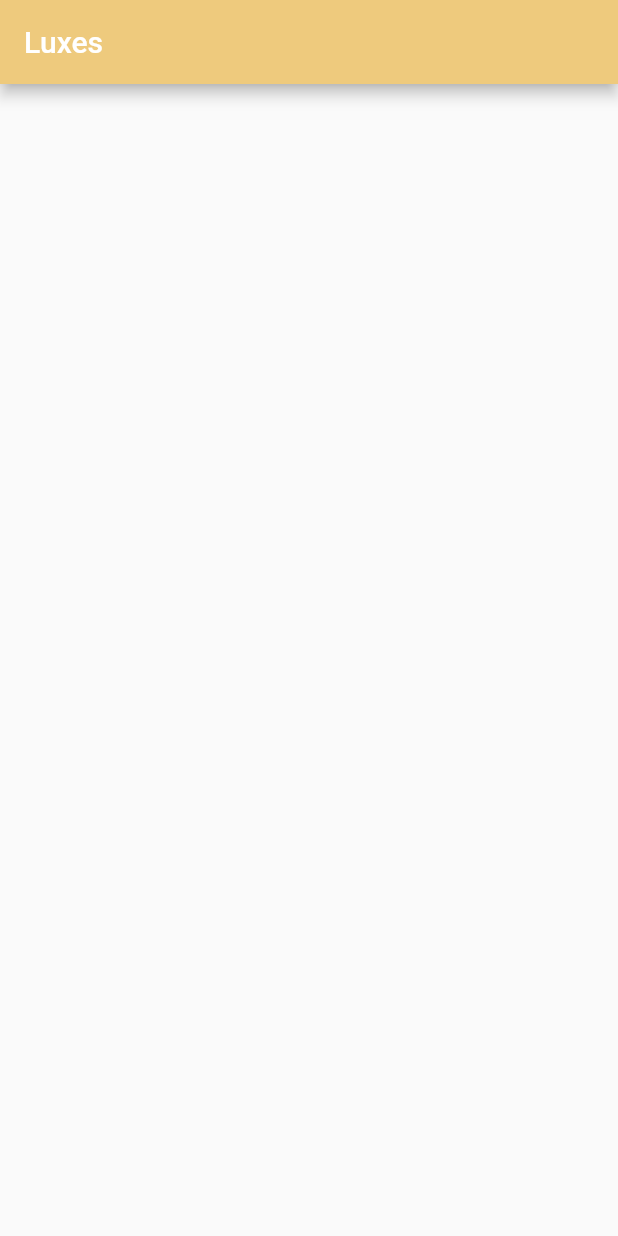
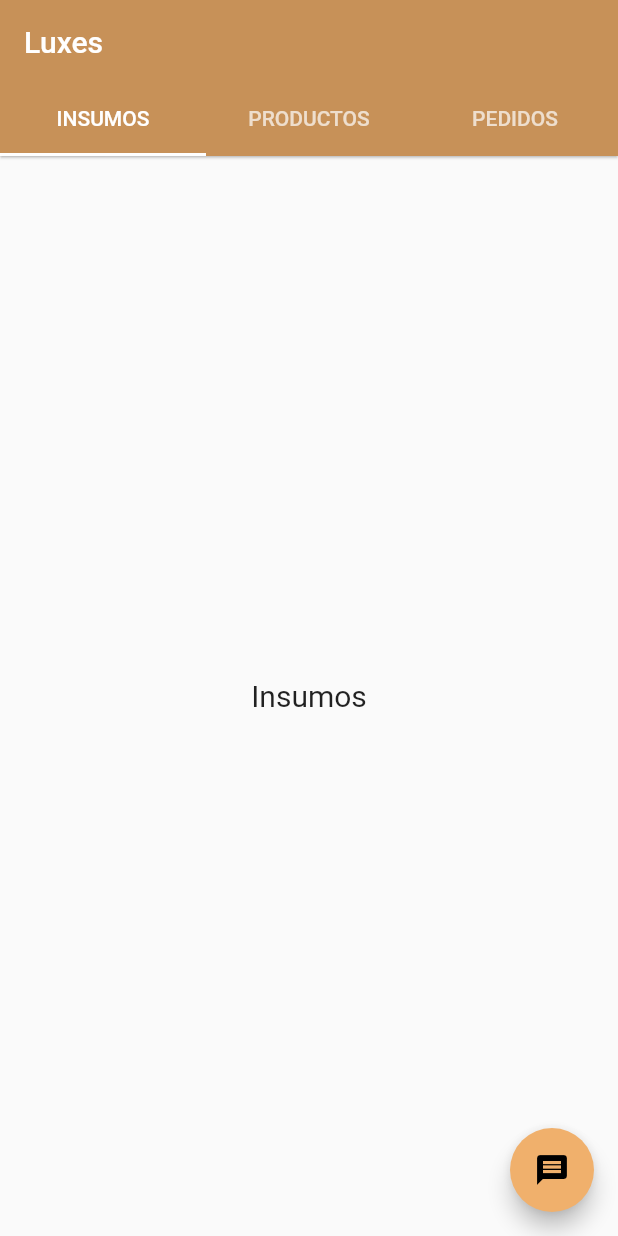
Before and after one commit to TinoCarrera/luxapp_prototipo, a Flutter app: the screen it shows after launch, on a phone screen of 412 x 824 dp. Run offline on Flutter 3.47's test engine with Material 2 defaults, Android fonts, the phone set to English and light mode, and no system bars.

Commit message:
Mejoras visuales:
-Se cambiaron los colores
-Se eliminó colors.dart
-Se creó la barra
-Se crearon las páginas principales

```diff
--- a/lib/colors.dart
+++ /dev/null
@@ -1,3 +0,0 @@
-import 'package:flutter/material.dart';
-
-const kPrimaryColor = const Color(0xFFEECA7D);
--- /dev/null
+++ b/lib/luxes_home.dart
@@ -0,0 +1,54 @@
+import 'package:flutter/material.dart';
+import 'package:luxes_prototipo/pages/insumos_screen.dart';
+import 'package:luxes_prototipo/pages/pedidos_screen.dart';
+import 'package:luxes_prototipo/pages/productos_screen.dart';
+
+class LuxesHome extends StatefulWidget {
+  @override
+  _LuxesHomeState createState() => _LuxesHomeState();
+}
+
+class _LuxesHomeState extends State<LuxesHome>
+    with SingleTickerProviderStateMixin {
+  TabController _tabController;
+
+  @override
+  void initState() {
+    super.initState();
+    _tabController = new TabController(vsync: this, initialIndex: 0, length: 3);
+  }
+
+  @override
+  Widget build(BuildContext context) {
+    return Scaffold(
+      appBar: AppBar(
+        title: Text("Luxes"),
+        elevation: 0.7,
+        bottom: TabBar(
+          controller: _tabController,
+          indicatorColor: Colors.white,
+          tabs: <Widget>[
+            Tab(text: "INSUMOS"),
+            Tab(text: "PRODUCTOS"),
+            Tab(
+              text: "PEDIDOS",
+            ),
+          ],
+        ),
+      ),
+      body: TabBarView(
+        controller: _tabController,
+        children: <Widget>[
+          InsumosScreen(),
+          ProductosScreen(),
+          PedidosScreen(),
+        ],
+      ),
+      floatingActionButton: FloatingActionButton(
+        backgroundColor: Theme.of(context).accentColor,
+        child: Icon(Icons.message),
+        onPressed: () => print("Abierto"),
+      ),
+    );
+  }
+}
--- a/lib/main.dart
+++ b/lib/main.dart
@@ -1,27 +1,20 @@
 import 'package:flutter/material.dart';
-import 'package:luxes_prototipo/colors.dart';
+import 'package:luxes_prototipo/luxes_home.dart';
 
 void main() {
   runApp(MyApp());
 }
 
 class MyApp extends StatelessWidget {
-  // This widget is the root of your application.
   @override
   Widget build(BuildContext context) {
     return MaterialApp(
       title: 'Luxes',
-      theme: buildThemeData(),
-      home: Scaffold(
-        appBar: AppBar(title: Text('Luxes')),
+      theme: ThemeData(
+        primaryColor: Color(0xffC79158),
+        accentColor: Color(0xffF0B06C),
       ),
+      home: LuxesHome(),
     );
   }
 }
-
-ThemeData buildThemeData() {
-  final baseTheme = ThemeData.light();
-  return baseTheme.copyWith(
-    primaryColor: kPrimaryColor,
-  );
-}
--- /dev/null
+++ b/lib/pages/insumos_screen.dart
@@ -0,0 +1,13 @@
+import 'package:flutter/material.dart';
+
+class InsumosScreen extends StatelessWidget {
+  @override
+  Widget build(BuildContext context) {
+    return Center(
+      child: Text(
+        "Insumos",
+        style: TextStyle(fontSize: 20),
+      ),
+    );
+  }
+}
--- /dev/null
+++ b/lib/pages/pedidos_screen.dart
@@ -0,0 +1,13 @@
+import 'package:flutter/material.dart';
+
+class PedidosScreen extends StatelessWidget {
+  @override
+  Widget build(BuildContext context) {
+    return Center(
+      child: Text(
+        "Pedidos",
+        style: TextStyle(fontSize: 20),
+      ),
+    );
+  }
+}
--- /dev/null
+++ b/lib/pages/productos_screen.dart
@@ -0,0 +1,13 @@
+import 'package:flutter/material.dart';
+
+class ProductosScreen extends StatelessWidget {
+  @override
+  Widget build(BuildContext context) {
+    return Center(
+      child: Text(
+        "Productos",
+        style: TextStyle(fontSize: 20),
+      ),
+    );
+  }
+}
```
